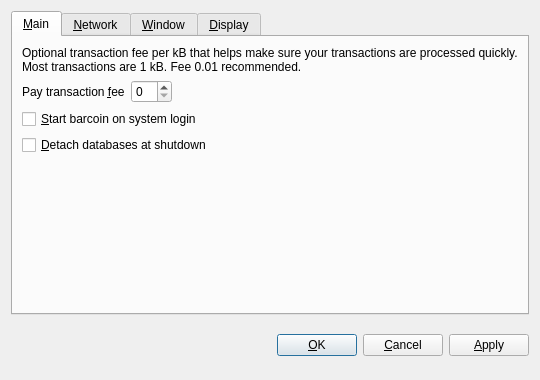
First picture: the form in src/qt/forms/optionsdialog.ui, repository foodcoin/foodcoin, before the edit.
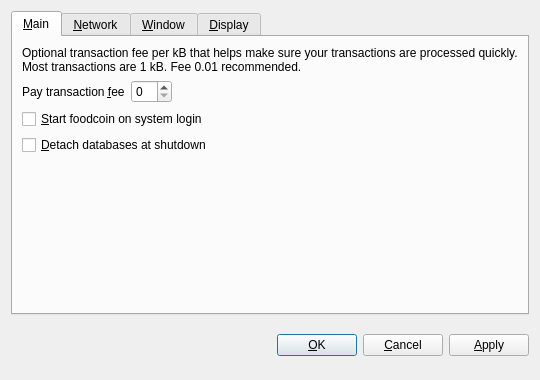
Second picture: the form after the edit. The open tabs and pages were chosen to show the change. Custom widgets are drawn as their Qt base class.

The edit to the form file:
```diff
--- a/src/qt/forms/optionsdialog.ui
+++ b/src/qt/forms/optionsdialog.ui
@@ -82,7 +82,7 @@
           <string>Automatically start barcoin after logging in to the system.</string>
          </property>
          <property name="text">
-          <string>&amp;Start barcoin on system login</string>
+          <string>&amp;Start foodcoin on system login</string>
          </property>
         </widget>
        </item>
```
Left out of the diff: 10 changed lines with no effect on the pictures.
